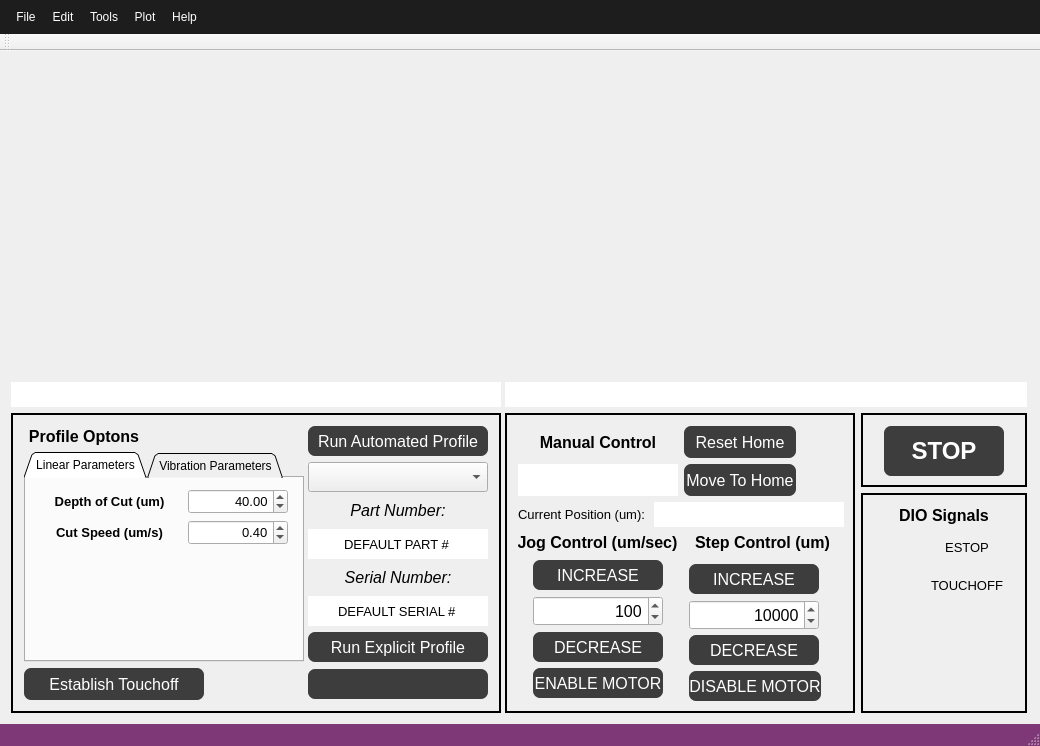
dmherrington/ECM-Control-System, file src/ECM_gui/ECM_controller_gui.ui: the form before one commit.
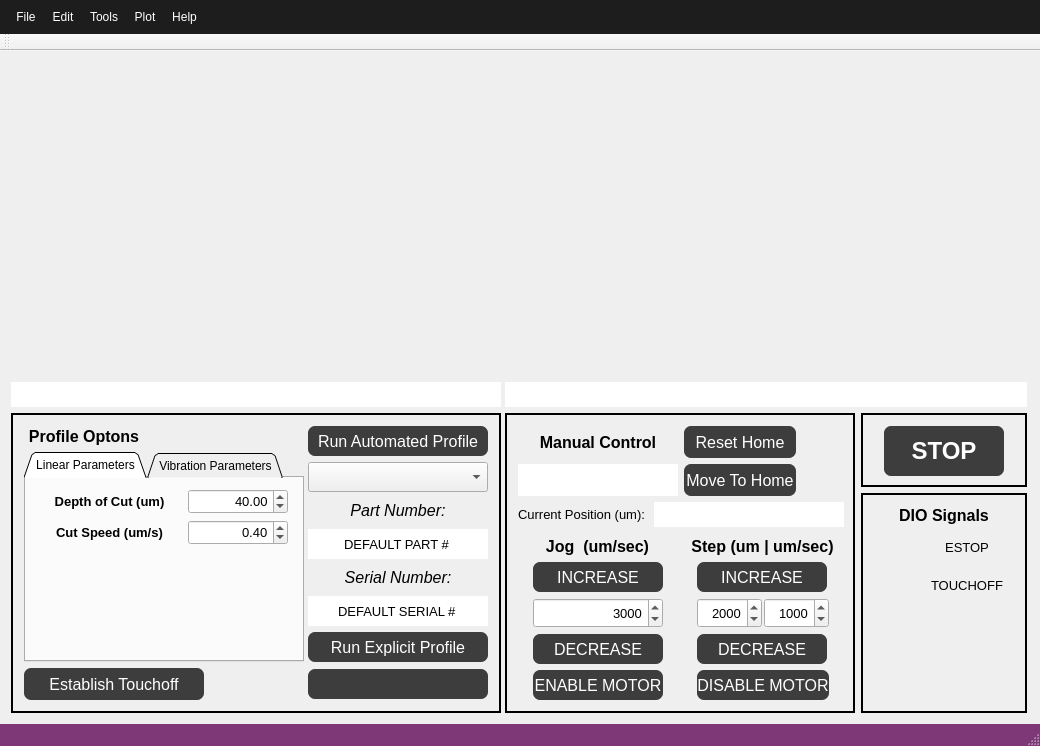
The form after the commit. Custom widgets are drawn as their Qt base class.

What changed in the file:
```diff
--- a/src/ECM_gui/ECM_controller_gui.ui
+++ b/src/ECM_gui/ECM_controller_gui.ui
@@ -1656,6 +1656,8 @@
         </layout>
        </item>
        <item row="2" column="0">
+        <layout class="QGridLayout" name="gridLayout_6">
+         <item row="0" column="0">
         <widget class="QLabel" name="label_ManualControl_3">
          <property name="sizePolicy">
           <sizepolicy hsizetype="MinimumExpanding" vsizetype="Fixed">
@@ -1671,37 +1673,14 @@
           </font>
          </property>
          <property name="text">
-          <string>Jog Control (um/sec)</string>
+            <string>Jog  (um/sec)</string>
          </property>
          <property name="alignment">
           <set>Qt::AlignCenter</set>
          </property>
         </widget>
        </item>
-       <item row="2" column="1">
-        <widget class="QLabel" name="label_ManualControl_4">
-         <property name="sizePolicy">
-          <sizepolicy hsizetype="MinimumExpanding" vsizetype="Fixed">
-           <horstretch>0</horstretch>
-           <verstretch>0</verstretch>
-          </sizepolicy>
-         </property>
-         <property name="font">
-          <font>
-           <pointsize>12</pointsize>
-           <weight>75</weight>
-           <bold>true</bold>
-          </font>
-         </property>
-         <property name="text">
-          <string>Step Control (um)</string>
-         </property>
-         <property name="alignment">
-          <set>Qt::AlignCenter</set>
-         </property>
-        </widget>
-       </item>
-       <item row="3" column="0">
+         <item row="1" column="0">
         <layout class="QGridLayout" name="gridLayout">
          <item row="0" column="0">
           <spacer name="horizontalSpacer_7">
@@ -1764,7 +1743,7 @@
              </property>
              <property name="font">
               <font>
-               <pointsize>12</pointsize>
+                 <pointsize>10</pointsize>
               </font>
              </property>
              <property name="alignment">
@@ -1780,7 +1759,7 @@
               <number>10</number>
              </property>
              <property name="value">
-              <number>100</number>
+                <number>3000</number>
              </property>
             </widget>
            </item>
@@ -1855,22 +1834,36 @@
          </item>
         </layout>
        </item>
-       <item row="3" column="1">
-        <layout class="QGridLayout" name="gridLayout_6">
-         <item row="0" column="0" rowspan="2" colspan="2">
-          <spacer name="horizontalSpacer_9">
-           <property name="orientation">
-            <enum>Qt::Horizontal</enum>
+        </layout>
+       </item>
+       <item row="2" column="1">
+        <layout class="QVBoxLayout" name="verticalLayout_5">
+         <item>
+          <widget class="QLabel" name="label_ManualControl_4">
+           <property name="sizePolicy">
+            <sizepolicy hsizetype="MinimumExpanding" vsizetype="Fixed">
+             <horstretch>0</horstretch>
+             <verstretch>0</verstretch>
+            </sizepolicy>
            </property>
-           <property name="sizeHint" stdset="0">
-            <size>
-             <width>5</width>
-             <height>10</height>
-            </size>
+           <property name="font">
+            <font>
+             <pointsize>12</pointsize>
+             <weight>75</weight>
+             <bold>true</bold>
+            </font>
            </property>
-          </spacer>
+           <property name="text">
+            <string>Step (um | um/sec)</string>
+           </property>
+           <property name="alignment">
+            <set>Qt::AlignCenter</set>
+           </property>
+          </widget>
          </item>
-         <item row="0" column="2" rowspan="2">
+         <item>
+          <layout class="QHBoxLayout" name="horizontalLayout_2">
+           <item>
           <spacer name="horizontalSpacer_8">
            <property name="orientation">
             <enum>Qt::Horizontal</enum>
@@ -1883,8 +1876,8 @@
            </property>
           </spacer>
          </item>
-         <item row="1" column="1">
-          <layout class="QVBoxLayout" name="verticalLayout_2">
+           <item>
+            <layout class="QVBoxLayout" name="verticalLayout_SetpControlInner">
            <item>
             <widget class="QPushButton" name="pushButton_IncreaseRelativeMove">
              <property name="sizePolicy">
@@ -1916,6 +1909,11 @@
             </widget>
            </item>
            <item>
+              <layout class="QHBoxLayout" name="horizontalLayout">
+               <property name="spacing">
+                <number>2</number>
+               </property>
+               <item>
             <widget class="QSpinBox" name="spinBox_RelativeMove">
              <property name="sizePolicy">
               <sizepolicy hsizetype="Fixed" vsizetype="Fixed">
@@ -1925,19 +1923,19 @@
              </property>
              <property name="minimumSize">
               <size>
-               <width>130</width>
+                   <width>65</width>
                <height>30</height>
               </size>
              </property>
              <property name="maximumSize">
               <size>
-               <width>130</width>
+                   <width>65</width>
                <height>16777215</height>
               </size>
              </property>
              <property name="font">
               <font>
-               <pointsize>12</pointsize>
+                   <pointsize>10</pointsize>
               </font>
              </property>
              <property name="alignment">
@@ -1950,9 +1948,50 @@
               <number>100</number>
              </property>
              <property name="value">
-              <number>10000</number>
-             </property>
-            </widget>
+                  <number>2000</number>
+                 </property>
+                </widget>
+               </item>
+               <item>
+                <widget class="QSpinBox" name="spinBox_RelativeMoveSpeed">
+                 <property name="minimumSize">
+                  <size>
+                   <width>65</width>
+                   <height>30</height>
+                  </size>
+                 </property>
+                 <property name="maximumSize">
+                  <size>
+                   <width>65</width>
+                   <height>16777215</height>
+                  </size>
+                 </property>
+                 <property name="font">
+                  <font>
+                   <pointsize>10</pointsize>
+                  </font>
+                 </property>
+                 <property name="toolTip">
+                  <string>Testing1</string>
+                 </property>
+                 <property name="statusTip">
+                  <string>Testing2</string>
+                 </property>
+                 <property name="alignment">
+                  <set>Qt::AlignRight|Qt::AlignTrailing|Qt::AlignVCenter</set>
+                 </property>
+                 <property name="maximum">
+                  <number>5000</number>
+                 </property>
+                 <property name="singleStep">
+                  <number>10</number>
+                 </property>
+                 <property name="value">
+                  <number>1000</number>
+                 </property>
+                </widget>
+               </item>
+              </layout>
            </item>
            <item>
             <widget class="QPushButton" name="pushButton_DecreaseRelativeMove">
@@ -2007,6 +2046,21 @@
               <string>DISABLE MOTOR</string>
              </property>
             </widget>
+             </item>
+            </layout>
+           </item>
+           <item>
+            <spacer name="horizontalSpacer_9">
+             <property name="orientation">
+              <enum>Qt::Horizontal</enum>
+             </property>
+             <property name="sizeHint" stdset="0">
+              <size>
+               <width>5</width>
+               <height>10</height>
+              </size>
+             </property>
+            </spacer>
            </item>
           </layout>
          </item>
```
Left out of the diff: 150 changed lines with no effect on the pictures. Lines whose indentation alone changed are shown as unchanged.
